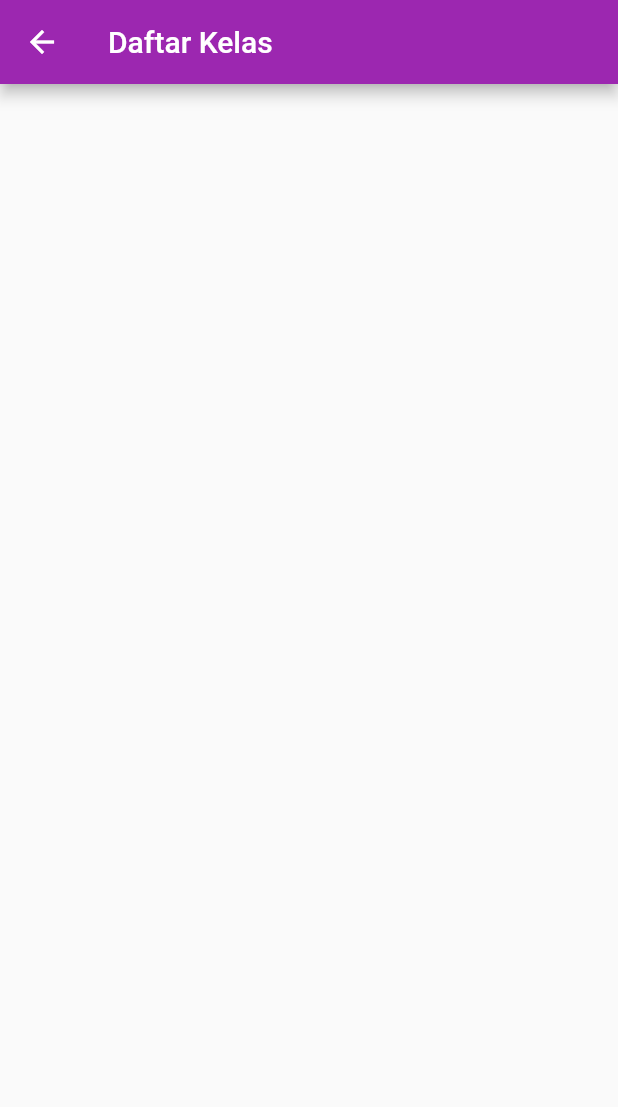
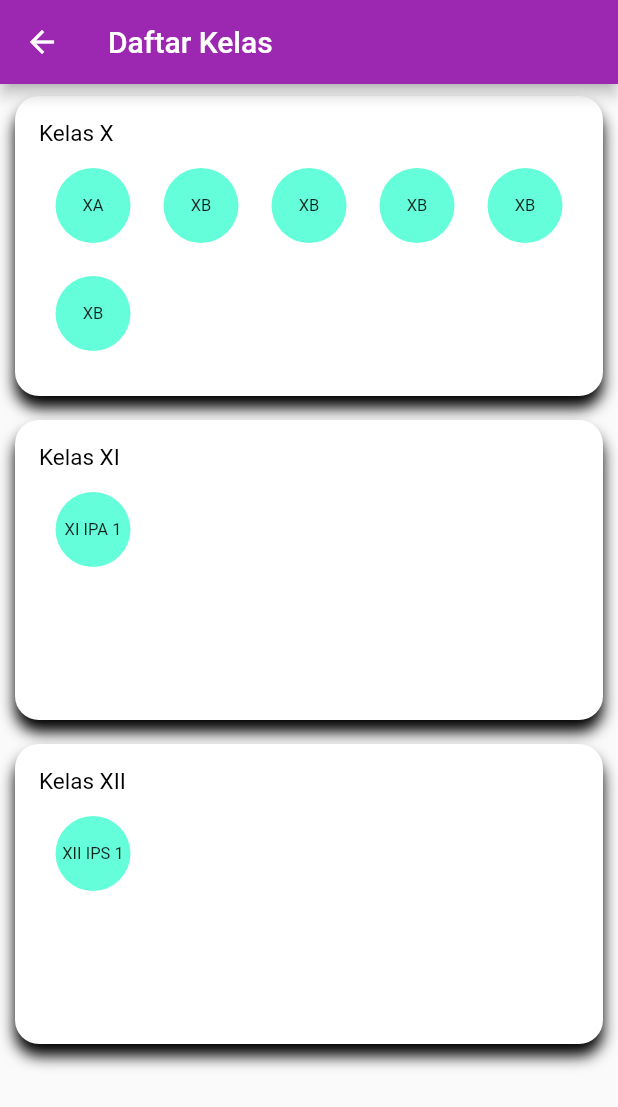
Before and after one commit to Elvian-DissoLver/bwa_learning, a Flutter app: the DaftarKelas screen opened by its route, on a phone screen of 412 x 824 dp. Shown: the top 1107 px of the screen. Run offline on Flutter 3.47's test engine with Material 2 defaults, Android fonts, the phone set to English and light mode, and no system bars; our stand-ins replace font_awesome_flutter; network calls fail; Roboto replaces fonts that are missing (ZillaSlab).

Commit message:
add fitur list kelas

```diff
--- /dev/null
+++ b/lib/models/Kelas.dart
@@ -0,0 +1,14 @@
+import 'package:flutter/cupertino.dart';
+
+class Kelas {
+  String id;
+  String className;
+  int level ;
+
+  Kelas({
+    @required this.id,
+    @required this.className,
+    this.level,
+  });
+
+}
--- a/lib/pages/admin/beranda/Beranda.dart
+++ b/lib/pages/admin/beranda/Beranda.dart
@@ -45,6 +45,10 @@ class _BerandaState extends State<Beranda> {
           Akun(),
           Divider(),
           MenuUtama(),
+          SizedBox(
+            height: 50.0,
+            width: 50.0,
+          ),
           Divider(),
           ProgramBWA(),
         ],
--- a/lib/pages/admin/daftar_kelas/DaftarKelas.dart
+++ b/lib/pages/admin/daftar_kelas/DaftarKelas.dart
@@ -1,4 +1,6 @@
 import 'package:bwa_learning/scoped_models/AppModel.dart';
+import 'package:bwa_learning/models/Kelas.dart';
+import 'package:bwa_learning/widgets/kelas/kelasListView.dart';
 import 'package:flutter/material.dart';
 import 'package:scoped_model/scoped_model.dart';
 
@@ -10,8 +12,43 @@ class DaftarKelas extends StatefulWidget {
 }
 
 class _DaftarKelasState extends State<DaftarKelas> {
+  List<Kelas> kelas = [];
+
   @override
   void initState() {
+    setState(() {
+      kelas = [
+        Kelas(
+          className: 'XA',
+          level: 0,
+        ),
+        Kelas(
+          className: 'XB',
+          level: 0
+        ),Kelas(
+          className: 'XB',
+          level: 0
+        ),Kelas(
+          className: 'XB',
+          level: 0
+        ),Kelas(
+          className: 'XB',
+          level: 0
+        ),Kelas(
+          className: 'XB',
+          level: 0
+        ),
+        Kelas(
+          className: 'XI IPA 1',
+          level: 1
+        ),
+        Kelas(
+          className: 'XII IPS 1',
+          level: 2
+        ),
+      ];
+    });
+
     super.initState();
   }
 
@@ -27,7 +64,7 @@ class _DaftarKelasState extends State<DaftarKelas> {
     return Scaffold(
       appBar: _buildAppBar(model),
       floatingActionButtonLocation: FloatingActionButtonLocation.endDocked,
-//      body: UserListView(),
+      body: KelasListView(kelas),
     );
   }
 
--- /dev/null
+++ b/lib/widgets/kelas/KelasCard.dart
@@ -0,0 +1,119 @@
+import 'package:bwa_learning/models/Kelas.dart';
+import 'package:bwa_learning/scoped_models/AppModel.dart';
+import 'package:bwa_learning/widgets/kelas/KelasItem.dart';
+import 'package:flutter/material.dart';
+import 'package:intl/intl.dart';
+import 'package:scoped_model/scoped_model.dart';
+
+List<Color> colorList = [
+  Colors.blue,
+  Colors.green,
+  Colors.indigo,
+  Colors.red,
+  Colors.cyan,
+  Colors.teal,
+  Colors.amber.shade900,
+  Colors.deepOrange
+];
+
+class KelasCard extends StatelessWidget {
+
+  KelasCard(
+      this.kelasData,
+      this.level,
+      this.tingkat
+  );
+
+  final List<Kelas> kelasData;
+  final level;
+  final tingkat;
+
+  @override
+  Widget build(BuildContext context) {
+    return ScopedModelDescendant<AppModel>(
+        builder: (BuildContext context, Widget child, AppModel model) {
+          Color color = colorList.elementAt(
+              level % colorList.length);
+
+          return Container(
+              margin: EdgeInsets.fromLTRB(10, 8, 10, 8),
+              height: 200,
+              decoration: BoxDecoration(
+                borderRadius: BorderRadius.circular(16),
+                boxShadow: [buildBoxShadow(color, context)],
+              ),
+              child: Material(
+                borderRadius: BorderRadius.circular(16),
+                clipBehavior: Clip.antiAlias,
+                color: Colors.white,
+                child: InkWell(
+                  borderRadius: BorderRadius.circular(16),
+                  onTap: () {
+
+                  },
+                  splashColor: color.withAlpha(20),
+                  highlightColor: color.withAlpha(10),
+                  child: Container(
+                    padding: EdgeInsets.all(16),
+                    child: Column(
+                      crossAxisAlignment: CrossAxisAlignment.start,
+                      children: <Widget>[
+                        Text(
+                          tingkat == 'sma' && level == 0 ? 'Kelas X' :
+                          tingkat == 'sma' && level == 1 ? 'Kelas XI' :
+                          'Kelas XII',
+                          style: TextStyle(
+                              fontFamily: 'ZillaSlab',
+                              fontSize: 15,
+                              color: Colors.black
+                          )
+                        ),
+
+                        Container(
+                          margin: EdgeInsets.only(top: 14),
+                          alignment: Alignment.centerRight,
+
+                          child: GridView.count(
+                            shrinkWrap: true,
+                            crossAxisCount: 5,
+                            children: ListMyWidgets()
+                          ),
+                        )
+                      ],
+                    ),
+                  ),
+                ),
+              ));
+        }
+    );
+  }
+
+  List<Widget> ListMyWidgets() {
+
+    List<Widget> list = new List();
+
+    kelasData.forEach((f) {
+      if (level == f.level) {
+        list.add(
+            KelasItem(
+              title: f.className,
+              colorBox: Colors.tealAccent,
+              onPressed: () { print(f.className +" was tapped"); },
+            )
+        );
+      }
+    });
+    return list;
+  }
+
+  BoxShadow buildBoxShadow(Color color, BuildContext context) {
+    if (Theme.of(context).brightness == Brightness.dark) {
+      return BoxShadow(
+          blurRadius: 8,
+          offset: Offset(0, 8));
+    }
+    return BoxShadow(
+        blurRadius: 8,
+        offset: Offset(0, 8));
+  }
+}
--- /dev/null
+++ b/lib/widgets/kelas/KelasItem.dart
@@ -0,0 +1,34 @@
+import 'package:flutter/cupertino.dart';
+import 'package:flutter/material.dart';
+
+class KelasItem extends StatelessWidget {
+  KelasItem({this.title, this.icon, this.colorBox, this.iconColor, this.onPressed});
+  final String title;
+  final IconData icon;
+  final Color colorBox,iconColor;
+  final Function onPressed;
+  @override
+  Widget build(BuildContext context) {
+    return Column(
+        children: <Widget>[
+          Container(
+            height: 50.0,
+            width: 90.0,
+            decoration: BoxDecoration(
+                color: colorBox,
+                shape: BoxShape.circle
+            ),
+            child: RawMaterialButton(
+              shape: CircleBorder(),
+              onPressed: onPressed,
+              child: Text(title, style: TextStyle(fontSize: 11.0, ), textAlign: TextAlign.center,),
+            ),
+          ),
+//          Padding(
+//            padding: const EdgeInsets.only(top: 2.0),
+//            child: Text(title, style: TextStyle(fontSize: 11.0, ), textAlign: TextAlign.center,),
+//          )
+        ],
+    );
+  }
+}
--- /dev/null
+++ b/lib/widgets/kelas/kelasListView.dart
@@ -0,0 +1,31 @@
+import 'package:bwa_learning/models/Kelas.dart';
+import 'package:flutter/material.dart';
+
+import 'KelasCard.dart';
+
+
+class KelasListView extends StatelessWidget {
+  final List<Kelas> kelas;
+
+  KelasListView(this.kelas);
+
+  @override
+  Widget build(BuildContext context) {
+    Widget kelasCards;
+
+    if (kelas.length > 0) {
+      kelasCards = ListView.builder(
+        itemCount: 3,
+        itemBuilder: (BuildContext context, int index) {
+          return KelasCard(kelas, index, 'sma');
+        },
+      );
+    } else {
+      kelasCards = Center(
+        child: Text('There are no todo yet. Please create one.'),
+      );
+    }
+
+    return kelasCards;
+  }
+}
--- a/lib/widgets/ui_elements/MenuUtama.dart
+++ b/lib/widgets/ui_elements/MenuUtama.dart
@@ -1,7 +1,4 @@
-import 'package:bwa_learning/pages/admin/beranda/Beranda.dart';
-import 'package:bwa_learning/pages/admin/daftar_kelas/DaftarKelas.dart';
 import 'package:bwa_learning/pages/pesanan.dart';
-import 'package:bwa_learning/pages/simpan.dart';
 import 'package:flutter/cupertino.dart';
 import 'package:flutter/material.dart';
 import 'package:font_awesome_flutter/font_awesome_flutter.dart';
--- a/pubspec.yaml
+++ b/pubspec.yaml
@@ -26,6 +26,8 @@ dependencies:
   cupertino_icons: ^0.1.2
   scoped_model:
   carousel_slider: any
+  rxdart:
+  intl:
 
 dev_dependencies:
   flutter_test:
```
Also changed, not shown: pubspec.lock.
